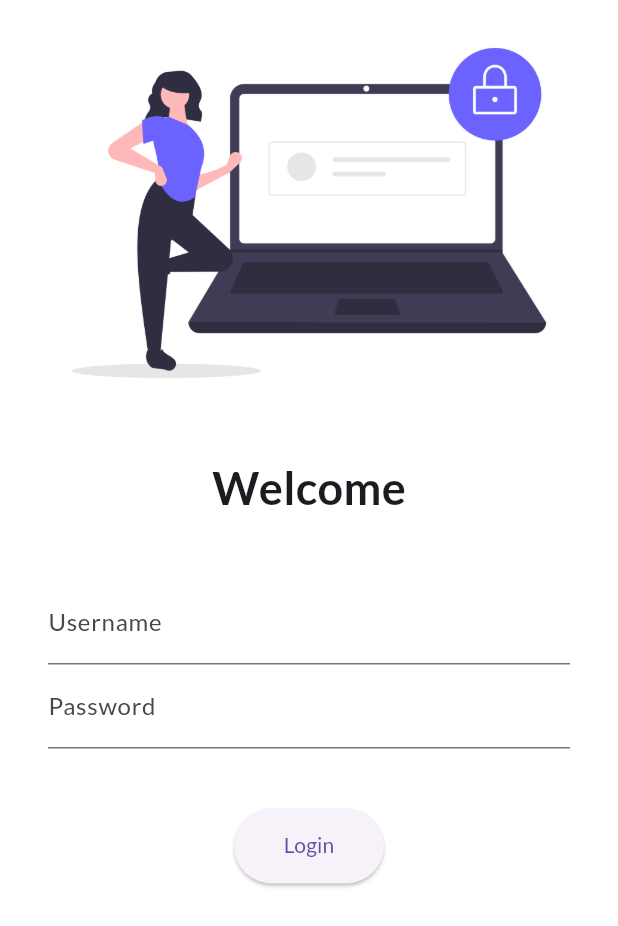
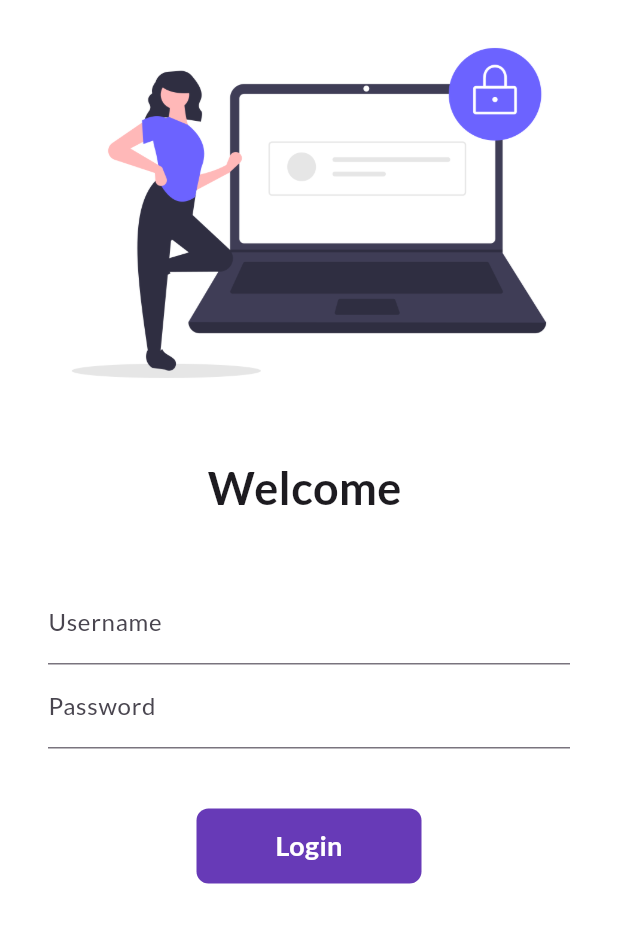
Before and after one commit to AshutoshKandpal02/FlirstFlutterApp, a Flutter app: the screen it shows after launch, on a phone screen of 412 x 824 dp. Shown: the top 926 px of the screen. Run offline on Flutter 3.47's test engine with Material 3 defaults, Android fonts, the phone set to English and light mode, and no system bars; our stand-ins replace google_fonts.

Commit message:
Day 6 Completed

```diff
--- a/lib/Pages/login_page.dart
+++ b/lib/Pages/login_page.dart
@@ -1,7 +1,15 @@
 import 'package:flutter/material.dart';
 import 'package:my_app/utils/routes.dart';
 
-class LoginPage extends StatelessWidget {
+class LoginPage extends StatefulWidget {
+  @override
+  State<LoginPage> createState() => _LoginPageState();
+}
+
+class _LoginPageState extends State<LoginPage> {
+  String name = "";
+  bool changebutton = false;
+
   @override
   Widget build(BuildContext context) {
     return Material(
@@ -14,7 +22,7 @@ class LoginPage extends StatelessWidget {
               height: 20.0,
             ),
             Text(
-              "Welcome",
+              "Welcome $name",
               style: TextStyle(
                 fontSize: 30,
                 fontWeight: FontWeight.bold,
@@ -32,6 +40,10 @@ class LoginPage extends StatelessWidget {
                       hintText: "Enter Username",
                       labelText: "Username",
                     ),
+                    onChanged: (value) {
+                      name = value;
+                      setState(() {});
+                    },
                   ),
                   TextField(
                     obscureText: true,
@@ -43,13 +55,45 @@ class LoginPage extends StatelessWidget {
                   SizedBox(
                     height: 40.0,
                   ),
-                  ElevatedButton(
-                    child: Text("Login"),
-                    style: TextButton.styleFrom(minimumSize: Size(100, 50)),
-                    onPressed: () {
+                  InkWell(
+                    onTap: ()async {
+                      setState(()  {
+                        changebutton = true;
+                      });
+                      await Future.delayed(Duration(seconds:1));
                       Navigator.pushNamed(context, MyrRoutes.homeRoute);
                     },
+                    child: AnimatedContainer(
+                      duration: Duration(seconds: 1),
+                      width: changebutton ? 50 : 150,
+                      height: 50,
+                      alignment: Alignment.center,
+                      child:changebutton? Icon(
+                        Icons.done,
+                        color: Colors.white,): Text(
+                        "Login",
+                        style: TextStyle(
+                          color: Colors.white,
+                          fontWeight: FontWeight.bold,
+                          fontSize: 18,
+                        ),
+                      ),
+                      decoration: BoxDecoration(
+                        color: Colors.deepPurple,
+                        // shape:
+                        //     changebutton ? BoxShape.circle : BoxShape.rectangle,
+                        borderRadius:
+                             BorderRadius.circular(changebutton ? 50 : 8),
+                      ),
+                    ),
                   )
+                  // ElevatedButton(
+                  //   child: Text("Login"),
+                  //   style: TextButton.styleFrom(minimumSize: Size(100, 50)),
+                  //   onPressed: () {
+                  //     Navigator.pushNamed(context, MyrRoutes.homeRoute);
+                  //   },
+                  // )
                 ],
               ),
             ),
```
